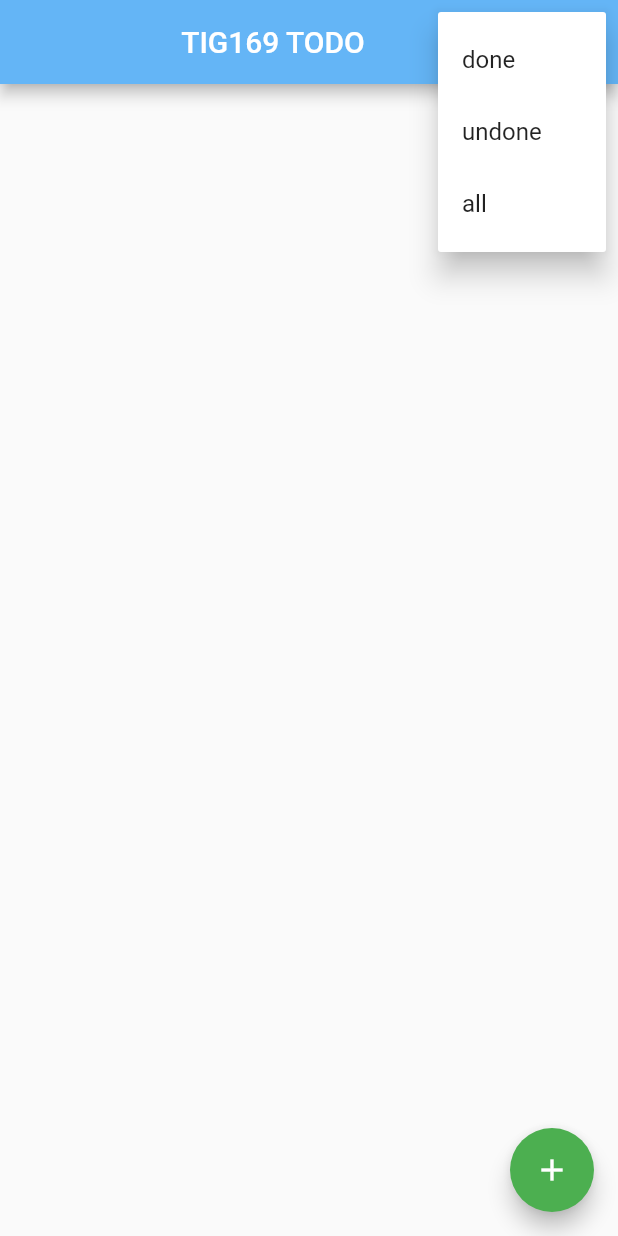
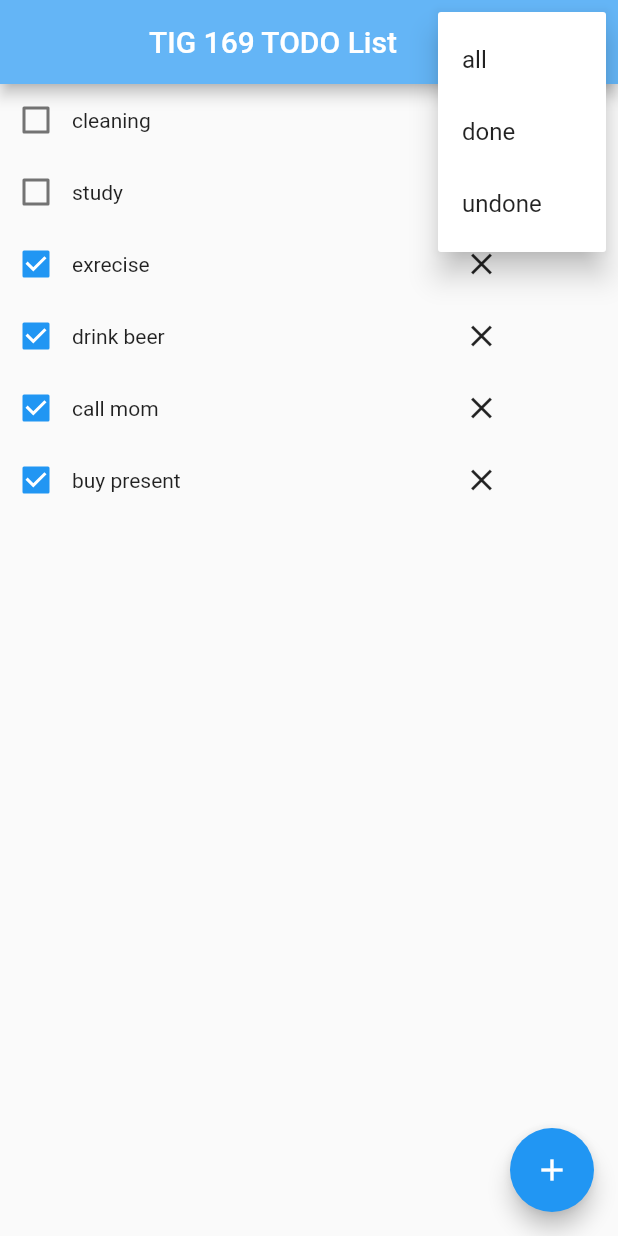
Before and after one commit to gu-tig169/gusfalkam, a Flutter app: the screen it shows after launch, after a tap on the "more vert" icon, on a phone screen of 412 x 824 dp. Run offline on Flutter 3.47's test engine with Material 2 defaults, Android fonts, the phone set to English and light mode, and no system bars.

Commit message:
Revert "steg 2"

```diff
--- a/lib/Constants.dart
+++ /dev/null
@@ -1,17 +0,0 @@
-//För drop down menyn.
-
-class Constants {
-  static const String done = 'done';
-  static const String undone = 'undone';
-  static const String all = 'all';
-
-  static const List<String> choices = <String>[
-    done,
-    undone,
-    all,
-  ];
-}
-
-class Filter {
-  static String show = 'all';
-}
--- a/lib/ListView.dart
+++ /dev/null
@@ -1,107 +0,0 @@
-import 'package:flutter/material.dart';
-import 'package:provider/provider.dart';
-import './EditListview.dart';
-import './model.dart';
-import './Constants.dart';
-
-class Listview extends StatelessWidget {
-  @override
-  Widget build(BuildContext context) {
-    return Scaffold(
-      appBar: AppBar(
-        backgroundColor: Colors.blue[300],
-        title: Center(
-          child: Text('TIG169 TODO', textAlign: TextAlign.center),
-        ),
-
-        // Drop down menu
-        actions: <Widget>[
-          PopupMenuButton<String>(onSelected: (choice) {
-            var state = Provider.of<MyState>(context, listen: false);
-            state.filterChange(choice);
-          }, itemBuilder: (BuildContext context) {
-            return Constants.choices.map((String choice) {
-              return PopupMenuItem<String>(
-                value: (choice),
-                child: Text(choice),
-              );
-            }).toList();
-          })
-        ],
-      ),
-      body: Consumer<MyState>(
-        builder: (context, state, child) => TodoList(state.list),
-      ),
-
-      //FloatingAction Button.
-      floatingActionButton: FloatingActionButton(
-        child: Icon(Icons.add),
-        onPressed: () async {
-          var newTodo = await Navigator.push(
-              context,
-              MaterialPageRoute(
-                  builder: (context) =>
-                      EditListview(TodoTask(message: null, status: false))));
-          if (newTodo != null) {
-            Provider.of<MyState>(context, listen: false).addTodo(newTodo);
-          }
-        },
-      ),
-    );
-  }
-
-  void choiceAction(String choice) {
-    if (choice == Constants.all) {
-      print('all');
-      Filter.show = "all";
-      print(Filter.show);
-    } else if (choice == Constants.done) {
-      print('done');
-      Filter.show = "done";
-      print(Filter.show);
-    } else if (choice == Constants.undone) {
-      print('undone');
-      Filter.show = "undone";
-      print(Filter.show);
-    }
-  }
-}
-
-//Klassen för listan
-class TodoList extends StatelessWidget {
-  final List<TodoTask> list;
-  TodoList(this.list);
-
-  Widget build(BuildContext context) {
-    return ListView(
-        children: list.map((task) => _todoTask(context, task)).toList());
-  }
-}
-
-//Checkboxen med provider från model.dart
-Widget _todoTask(context, task) {
-  return ListTile(
-    leading: Checkbox(
-      value: task.status,
-      onChanged: (bool newValue) {
-        var state = Provider.of<MyState>(context, listen: false);
-        state.toggleDone(task, newValue);
-      },
-    ),
-    title: Text(task.message,
-        style: TextStyle(
-            decoration: task.status == false
-                ? TextDecoration.none
-                : TextDecoration.lineThrough,
-            decorationThickness: 2.18)),
-
-    //Här raderas en task
-    trailing: IconButton(
-      icon: Icon(Icons.close),
-      onPressed: () {
-        var state = Provider.of<MyState>(context, listen: false);
-        state.removeTask(task);
-      },
-    ),
-  );
-}
--- a/lib/main.dart
+++ b/lib/main.dart
@@ -1,33 +1,127 @@
 import 'package:flutter/material.dart';
-import 'ListView.dart';
-import 'model.dart';
-import 'package:provider/provider.dart';
 
-//Först vyn
+void main() => runApp(MaterialApp(
+      home: MainView(),
+    ));
 
-void main() {
-  var state = MyState();
+// Vy 1 MainView
 
-  //wrappar  applikationen i notifier
-  runApp(
-    ChangeNotifierProvider(
-      create: (context) => state,
-      child: MyApp(),
-    ),
+class MainView extends StatelessWidget {
+  @override
+  Widget build(BuildContext context) {
+    return Scaffold(
+      appBar: AppBar(
+        backgroundColor: Colors.blue[300],
+        title: Center(
+          child: Text('TIG 169 TODO List', textAlign: TextAlign.center),
+        ),
+
+        //drop down menu,
+        actions: <Widget>[
+          PopupMenuButton<String>(
+            itemBuilder: (BuildContext context) {
+              return {'all', 'done', 'undone'}.map((String choice) {
+                return PopupMenuItem<String>(
+                  value: choice,
+                  child: Text(choice),
+                );
+              }).toList();
+            },
+          ),
+        ],
+      ),
+
+      //retunerar listan, floatingActionButton navigerar till SecoondView
+      body: _list(),
+      floatingActionButton: FloatingActionButton(
+        child: Icon(Icons.add),
+        onPressed: () {
+          Navigator.push(
+              context, MaterialPageRoute(builder: (context) => SecondView()));
+        },
+      ),
+    );
+  }
+}
+
+// Listan över aktiviteter
+
+Widget _list() {
+  return ListView(
+    children: [
+      _iconRow(false, "cleaning"),
+      _iconRow(false, "study"),
+      _iconRow(true, "exrecise"),
+      _iconRow(true, "drink beer"),
+      _iconRow(true, "call mom"),
+      _iconRow(true, "buy present"),
+    ],
   );
 }
 
-// Main metoden. Här körs appen. Listview Visas först enligt home property.
-class MyApp extends StatelessWidget {
+Widget _iconRow(checkBoxValue, text) {
+  return Row(
+    children: [
+      Checkbox(
+        value: checkBoxValue,
+        onChanged: (bool newValue) {
+          print('You tapped the checkbox');
+        },
+      ),
+      Expanded(
+        child: Text(text),
+      ),
+      Expanded(
+          child: IconButton(
+        icon: Icon(Icons.close),
+        onPressed: () {
+          print('You tapped the close button');
+        },
+      )),
+    ],
+  );
+}
+
+// SecondView Vy2
+
+class SecondView extends StatelessWidget {
   @override
   Widget build(BuildContext context) {
-    return MaterialApp(
-      title: 'To do app',
-      theme: ThemeData(
-        primarySwatch: Colors.green,
-        visualDensity: VisualDensity.adaptivePlatformDensity,
+    return Scaffold(
+      appBar: AppBar(
+        title: Text('Add to list'),
+        centerTitle: true,
+        backgroundColor: Colors.blue[300],
       ),
-      home: Listview(),
+      body: Center(
+        child: Column(
+          mainAxisAlignment: MainAxisAlignment.start,
+          crossAxisAlignment: CrossAxisAlignment.center,
+          children: [
+            Container(height: 5),
+            _nameInputField(),
+            Container(height: 50),
+            OutlinedButton(
+              onPressed: () {
+                print('button pressed');
+              },
+              child: Text(
+                '+ Add',
+                style: TextStyle(fontWeight: FontWeight.bold),
+              ),
+            ),
+          ],
+        ),
+      ),
+    );
+  }
+
+  Widget _nameInputField() {
+    return Container(
+      margin: EdgeInsets.only(left: 16, right: 16),
+      child: TextField(
+        decoration: InputDecoration(hintText: 'I need to do...'),
+      ),
     );
   }
 }
--- a/lib/model.dart
+++ /dev/null
@@ -1,43 +0,0 @@
-import 'package:flutter/material.dart';
-import 'Constants.dart';
-
-class TodoTask {
-  UniqueKey id;
-  String message;
-  bool status = false;
-
-  TodoTask({this.id, this.message, this.status});
-}
-
-//mappar appen med notifier
-class MyState extends ChangeNotifier {
-  List<TodoTask> _list = [];
-  List<TodoTask> get list => _list;
-
-  // Adderar en task/filrerar
-  void addTodo(TodoTask todo) {
-    _list.add(todo);
-    print("add");
-    print(_list.where((item) => item.status == false));
-    notifyListeners();
-  }
-
-  //tar bort en task
-  void removeTask(TodoTask task) {
-    _list.remove(task);
-    notifyListeners();
-  }
-
-//ger task ett nytt värde för att checka i boxen
-  void toggleDone(TodoTask task, bool newValue) {
-    task.status = newValue;
-    notifyListeners();
-  }
-
-// filtrerar listan
-  void filterChange(String choice) {
-    print("Debug filterChange");
-    Filter.show = choice;
-    notifyListeners();
-  }
-}
--- a/pubspec.yaml
+++ b/pubspec.yaml
@@ -25,11 +25,9 @@ dependencies:
     sdk: flutter
 
 
-
   # The following adds the Cupertino Icons font to your application.
   # Use with the CupertinoIcons class for iOS style icons.
   cupertino_icons: ^1.0.0
-  provider: ^4.3.2+2
 
 dev_dependencies:
   flutter_test:
@@ -40,6 +38,8 @@ dev_dependencies:
 
 # The following section is specific to Flutter.
 flutter:
+  assets:
+    - assets/asset2.jpg
   # The following line ensures that the Material Icons font is
   # included with your application, so that you can use the icons in
   # the material Icons class.
```
Also changed, not shown: lib/EditListview.dart (deleted, +0 -78 lines).
